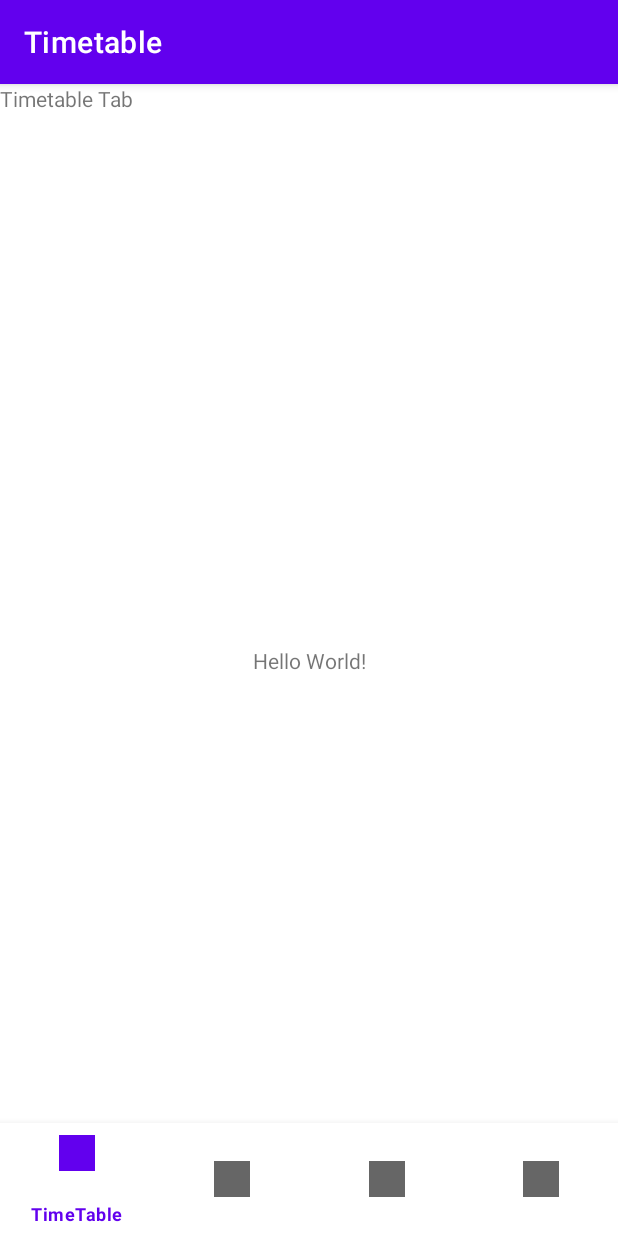
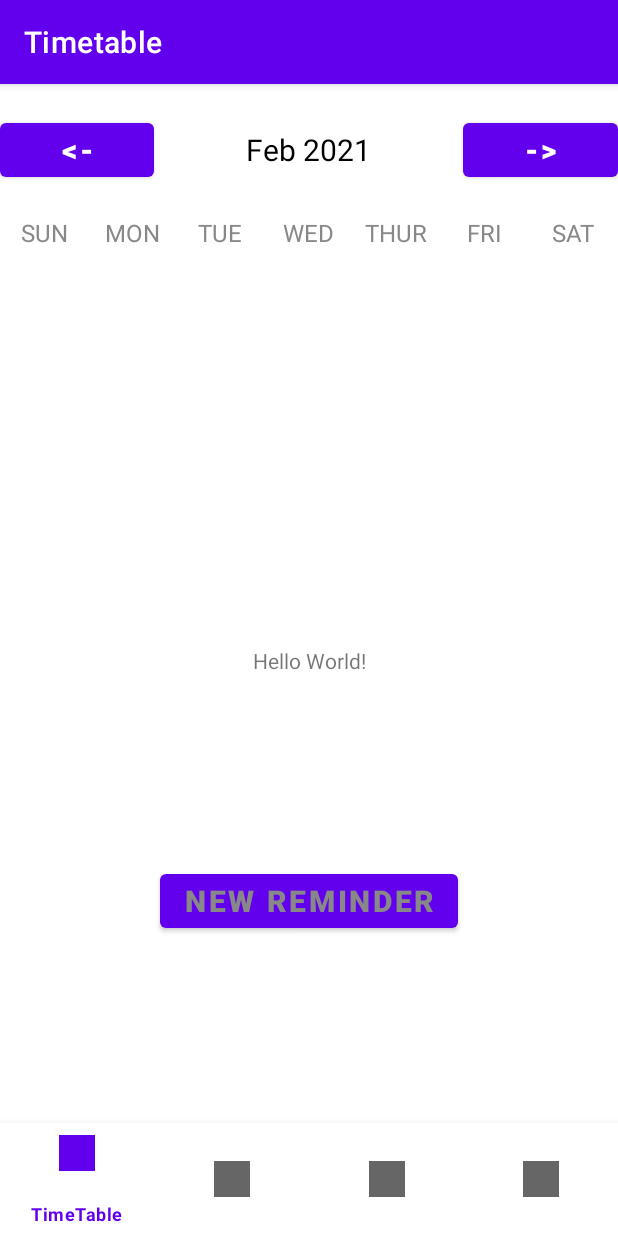
Before and after one commit to BhavyaMehta2/DevSocHackathon, an Android app: the screen it shows after launch (MainActivity), on a phone screen of 412 x 824 dp. Run offline under Robolectric (Android 15) with nearby library versions, the phone set to English and light mode, and no system bars.

Commit message:
Created template for weekly timetable, yet to add implement functions and reminders

```diff
--- a/app/src/main/java/com/example/timetable/MainActivity.kt
+++ b/app/src/main/java/com/example/timetable/MainActivity.kt
@@ -2,6 +2,7 @@ package com.example.timetable
 
 import androidx.appcompat.app.AppCompatActivity
 import android.os.Bundle
+import android.view.View
 import android.widget.Button
 import androidx.fragment.app.Fragment
 import com.google.android.material.bottomnavigation.BottomNavigationView
@@ -37,4 +38,6 @@ class MainActivity : AppCompatActivity() {
             replace(R.id.fragment,fragment)
             commit()
         }
+
+    fun NewEventAction(view: View) {}
 }
--- a/app/src/main/res/layout/fragment_timetable.xml
+++ b/app/src/main/res/layout/fragment_timetable.xml
@@ -1,14 +1,140 @@
 <?xml version="1.0" encoding="utf-8"?>
-<FrameLayout xmlns:android="http://schemas.android.com/apk/res/android"
+<LinearLayout
+    xmlns:android="http://schemas.android.com/apk/res/android"
+    xmlns:app="http://schemas.android.com/apk/res-auto"
     xmlns:tools="http://schemas.android.com/tools"
     android:layout_width="match_parent"
     android:layout_height="match_parent"
-    tools:context=".timetable">
+    android:orientation="vertical"
+    tools:context=".MainActivity">
 
-    <!-- TODO: Update blank fragment layout -->
-    <TextView
+    <LinearLayout
         android:layout_width="match_parent"
-        android:layout_height="match_parent"
-        android:text="Timetable Tab" />
+        android:layout_height="wrap_content"
+        android:orientation="horizontal"
+        android:layout_marginBottom="20dp"
+        android:layout_marginTop="20dp">
+        <Button
+            android:layout_width="0dp"
+            android:layout_height="wrap_content"
+            android:layout_weight="1"
+            android:text="@string/back"
+            android:textColor="@color/white"
+            android:background="@null"
+            android:textStyle="bold"
+            android:textSize="20sp"/>
 
-</FrameLayout>
+        <TextView
+            android:id="@+id/monthYearTV"
+            android:layout_width="0dp"
+            android:layout_weight="2"
+            android:layout_height="wrap_content"
+            android:text="Feb 2021"
+            android:textSize="20sp"
+            android:textAlignment="center"
+            android:textColor="@color/black"/>
+
+        <Button
+            android:layout_width="0dp"
+            android:layout_height="wrap_content"
+            android:layout_weight="1"
+            android:text="@string/forward"
+            android:textColor="@color/white"
+            android:background="@null"
+            android:textStyle="bold"
+            android:textSize="20sp" />
+
+    </LinearLayout>
+
+    <LinearLayout
+        android:layout_width="match_parent"
+        android:layout_height="wrap_content"
+        android:orientation="horizontal">
+
+        <TextView
+            android:layout_width="0dp"
+            android:layout_height="wrap_content"
+            android:layout_weight="1"
+            android:text="SUN"
+            android:textColor="@color/gray"
+            android:textAlignment="center"
+            android:textSize="16sp"/>
+
+        <TextView
+            android:layout_width="0dp"
+            android:layout_height="wrap_content"
+            android:layout_weight="1"
+            android:text="MON"
+            android:textColor="@color/gray"
+            android:textAlignment="center"
+            android:textSize="16sp"/>
+
+        <TextView
+            android:layout_width="0dp"
+            android:layout_height="wrap_content"
+            android:layout_weight="1"
+            android:text="TUE"
+            android:textColor="@color/gray"
+            android:textAlignment="center"
+            android:textSize="16sp"/>
+
+        <TextView
+            android:layout_width="0dp"
+            android:layout_height="wrap_content"
+            android:layout_weight="1"
+            android:text="WED"
+            android:textColor="@color/gray"
+            android:textAlignment="center"
+            android:textSize="16sp"/>
+
+        <TextView
+            android:layout_width="0dp"
+            android:layout_height="wrap_content"
+            android:layout_weight="1"
+            android:text="THUR"
+            android:textColor="@color/gray"
+            android:textAlignment="center"
+            android:textSize="16sp"/>
+
+        <TextView
+            android:layout_width="0dp"
+            android:layout_height="wrap_content"
+            android:layout_weight="1"
+            android:text="FRI"
+            android:textColor="@color/gray"
+            android:textAlignment="center"
+            android:textSize="16sp"/>
+
+        <TextView
+            android:layout_width="0dp"
+            android:layout_height="wrap_content"
+            android:layout_weight="1"
+            android:text="SAT"
+            android:textColor="@color/gray"
+            android:textAlignment="center"
+            android:textSize="16sp"/>
+
+    </LinearLayout>
+
+
+    <androidx.recyclerview.widget.RecyclerView
+        android:id="@+id/calendarRecyclerView"
+        android:layout_width="match_parent"
+        android:layout_height="0dp"
+        android:layout_weight="1"/>
+    <Button
+        android:layout_width="wrap_content"
+        android:layout_height="wrap_content"
+        android:text="New Reminder"
+        android:textColor="@color/gray"
+        android:background="@null"
+        android:textStyle="bold"
+        android:onClick="NewEventAction"
+        android:layout_gravity="center"
+        android:textSize="20sp"/>
+    <ListView
+        android:layout_width="match_parent"
+        android:layout_height="0dp"
+        android:layout_weight="0.3" />
+
+</LinearLayout>
--- a/app/src/main/res/values/colors.xml
+++ b/app/src/main/res/values/colors.xml
@@ -7,4 +7,8 @@
     <color name="teal_700">#FF018786</color>
     <color name="black">#FF000000</color>
     <color name="white">#FFFFFFFF</color>
+    <color name="gray">#888</color>
+    <color name="blue">#0000FF</color>
+
+
 </resources>
--- a/app/src/main/res/values/strings.xml
+++ b/app/src/main/res/values/strings.xml
@@ -2,4 +2,6 @@
     <string name="app_name">Timetable</string>
     <!-- TODO: Remove or change this placeholder text -->
     <string name="hello_blank_fragment">Hello blank fragment</string>
+    <string name="back"><![CDATA[<-]]></string>
+    <string name="forward"><![CDATA[->]]></string>
 </resources>
```
